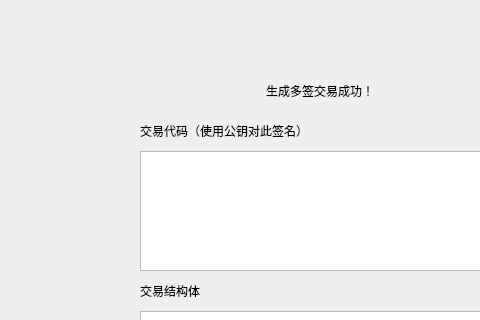
HcashOrg/hx-indicator, file LNKWallet/multisig/MultiSigTrxResultDialog.ui: the form before one commit; both pictures show x 160 to 640 and y 0 to 320 of the 960 by 543 pixel window.
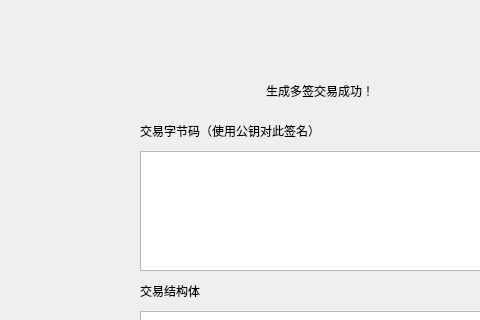
The form after the commit.

```diff
--- a/LNKWallet/multisig/MultiSigTrxResultDialog.ui
+++ b/LNKWallet/multisig/MultiSigTrxResultDialog.ui
@@ -162,7 +162,7 @@
       </rect>
      </property>
      <property name="text">
-      <string>交易代码（使用公钥对此签名）</string>
+      <string>交易字节码（使用公钥对此签名）</string>
      </property>
     </widget>
     <widget class="QToolButton" name="copyBtn">
```
